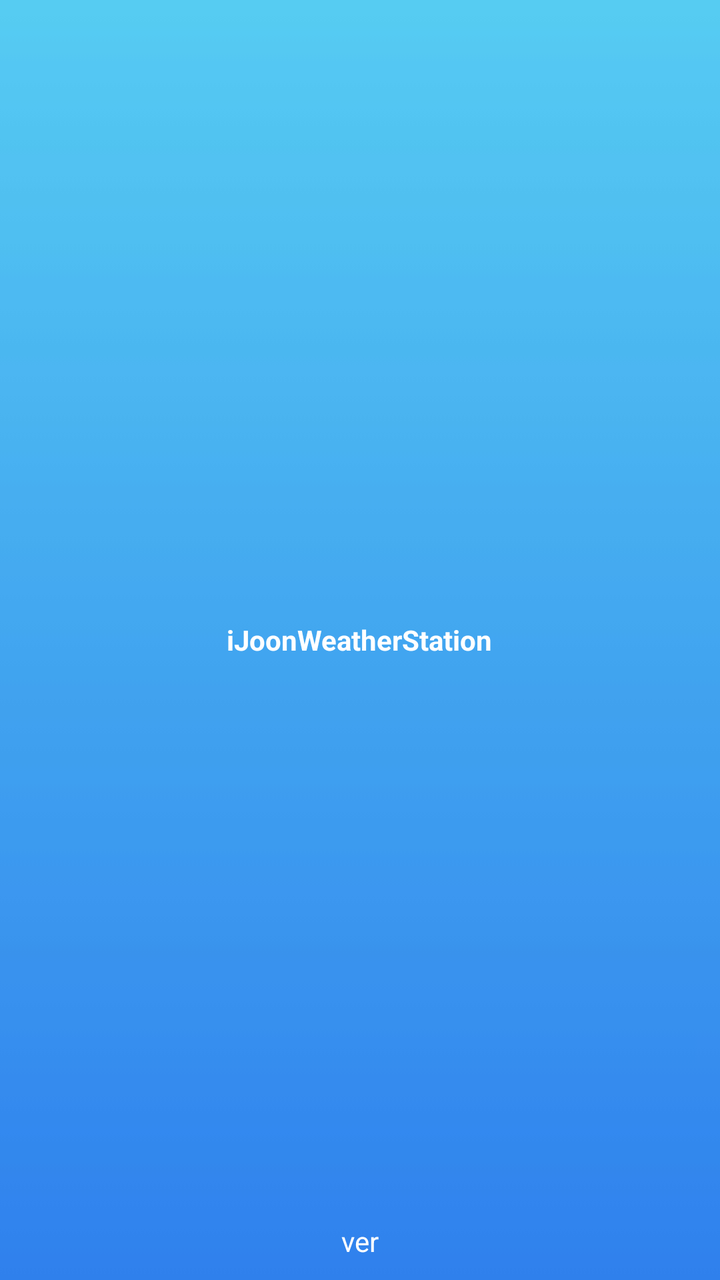
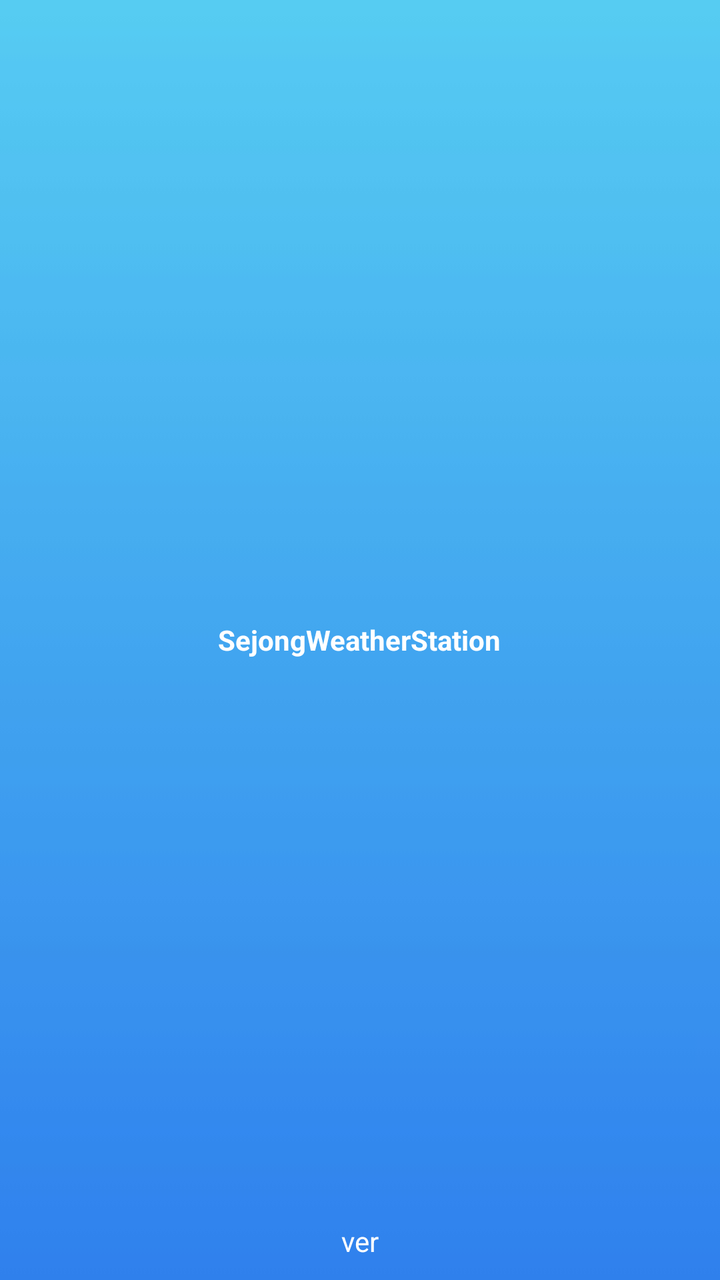

Compare the two renders of this Android layout. The source of the first and the diff that turns it into the second are given below.
<!-- AndroidManifest.xml: application theme AppTheme -->
<!-- res/layout/activity_loading.xml -->
<?xml version="1.0" encoding="utf-8"?>
<RelativeLayout xmlns:android="http://schemas.android.com/apk/res/android"
    xmlns:tools="http://schemas.android.com/tools"

    tools:context="net.ijoon.weathermoniter.LoadingActivity"
    android:layout_width="match_parent"
    android:layout_height="match_parent"
    android:background="@drawable/blue_skies">

    <TextView
        android:layout_width="wrap_content"
        android:layout_height="wrap_content"
        android:layout_centerInParent="true"
        android:text="iJoonWeatherStation"
        android:textColor="@color/white"
        android:textStyle="bold" />

    <TextView
        android:layout_width="wrap_content"
        android:layout_height="wrap_content"
        android:layout_centerHorizontal="true"
        android:layout_alignParentBottom="true"
        android:layout_marginBottom="10dp"
        android:id="@+id/tvVersion"
        android:text="ver"
        android:textColor="@color/white"/>
</RelativeLayout>
<!-- resources referenced by this layout -->
<resources>
  <color name="white">#fff</color>
  <!-- drawable blue_skies: jpg bitmap (drawable-v24, 1647 bytes) -->
  <style name="AppTheme" parent="Theme.AppCompat.Light.DarkActionBar">
          
          <item name="colorPrimary">@color/blueSkiestop</item>
          <item name="colorPrimaryDark">@color/blueSkiestop</item>
          <item name="colorAccent">@color/black</item>
      </style>
  <color name="blueSkiestop">#56CBF2</color>
  <color name="black">#000</color>
</resources>

<!-- the commit's change to res/layout/activity_loading.xml (unified diff, before → after) -->
@@ -2,7 +2,7 @@
 <RelativeLayout xmlns:android="http://schemas.android.com/apk/res/android"
     xmlns:tools="http://schemas.android.com/tools"
 
-    tools:context="net.ijoon.weathermoniter.LoadingActivity"
+    tools:context="net.ijoon.ijoonweatherstation.view.LoadingActivity"
     android:layout_width="match_parent"
     android:layout_height="match_parent"
     android:background="@drawable/blue_skies">
@@ -11,7 +11,7 @@
         android:layout_width="wrap_content"
         android:layout_height="wrap_content"
         android:layout_centerInParent="true"
-        android:text="iJoonWeatherStation"
+        android:text="SejongWeatherStation"
         android:textColor="@color/white"
         android:textStyle="bold" />
 
